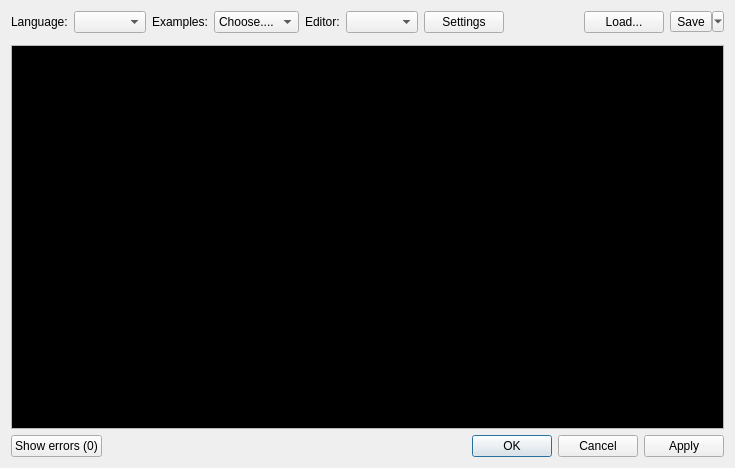
Qt form src/LorrisAnalyzer/DataWidgets/ScriptWidget/scripteditor.ui (Tasssadar/Lorris) before a commit.
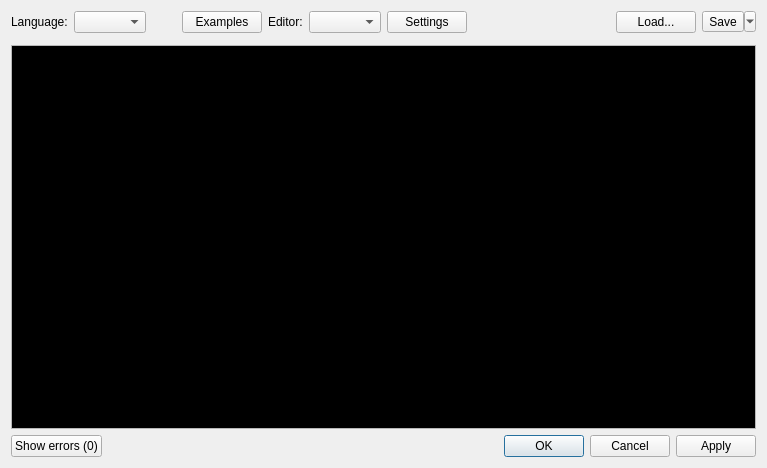
The same form after that commit. Icons and pictures are not drawn. Custom widgets are drawn as their Qt base class.

Commit message:
[582] LorrisAnalyzer: add new examples gui to ScriptEditor
* It is now possible to open example in preview mode

Diff of the .ui file:
```diff
--- a/src/LorrisAnalyzer/DataWidgets/ScriptWidget/scripteditor.ui
+++ b/src/LorrisAnalyzer/DataWidgets/ScriptWidget/scripteditor.ui
@@ -6,7 +6,7 @@
    <rect>
     <x>0</x>
     <y>0</y>
-    <width>735</width>
+    <width>767</width>
     <height>468</height>
    </rect>
   </property>
@@ -31,22 +31,29 @@
       <widget class="QComboBox" name="langBox"/>
      </item>
      <item>
-      <widget class="QLabel" name="label_2">
-       <property name="text">
-        <string>Examples:</string>
+      <spacer name="horizontalSpacer_4">
+       <property name="orientation">
+        <enum>Qt::Horizontal</enum>
        </property>
-      </widget>
+       <property name="sizeType">
+        <enum>QSizePolicy::Fixed</enum>
+       </property>
+       <property name="sizeHint" stdset="0">
+        <size>
+         <width>30</width>
+         <height>20</height>
+        </size>
+       </property>
+      </spacer>
      </item>
      <item>
-      <widget class="QComboBox" name="exampleBox">
-       <property name="sizeAdjustPolicy">
-        <enum>QComboBox::AdjustToContents</enum>
+      <widget class="QPushButton" name="exampleBtn">
+       <property name="text">
+        <string>Examples</string>
        </property>
-       <item>
-        <property name="text">
-         <string>Choose....</string>
-        </property>
-       </item>
+       <property name="checkable">
+        <bool>true</bool>
+       </property>
       </widget>
      </item>
      <item>
```
The commit also changes 5 other files.
